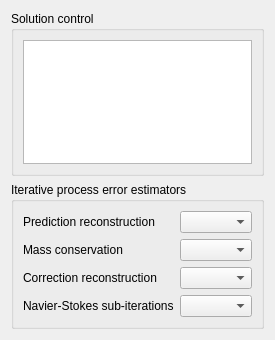
code-saturne/code_saturne, file gui/Pages/OutputVolumicVariablesForm.ui: the form before one commit.
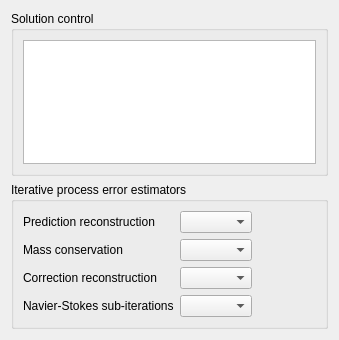
The form after the commit.

Diff of the .ui file:
```diff
--- a/gui/Pages/OutputVolumicVariablesForm.ui
+++ b/gui/Pages/OutputVolumicVariablesForm.ui
@@ -6,7 +6,7 @@
    <rect>
     <x>0</x>
     <y>0</y>
-    <width>211</width>
+    <width>339</width>
     <height>340</height>
    </rect>
   </property>
```
Left out of the diff: 9 changed lines with no effect on the pictures.
